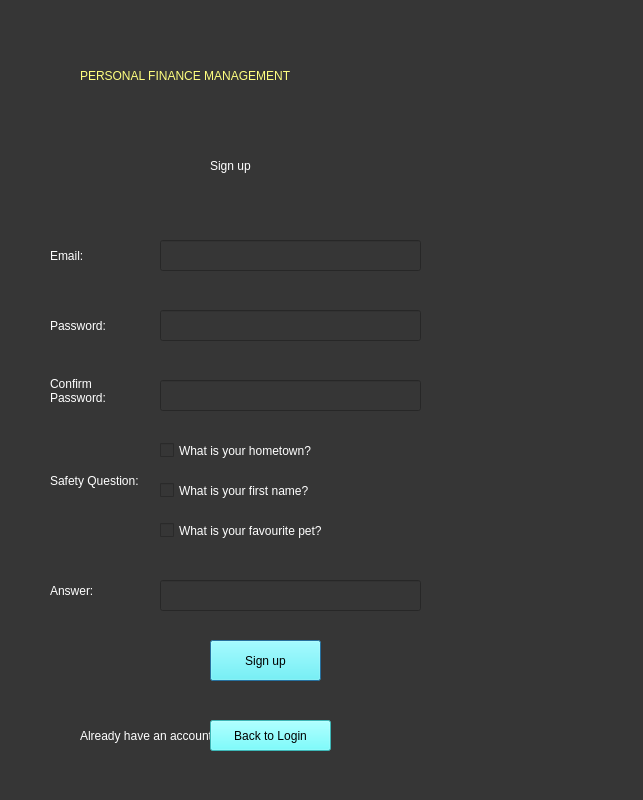
Old version of the form createacc.ui in the repository Personal-Finance-Management/Project.
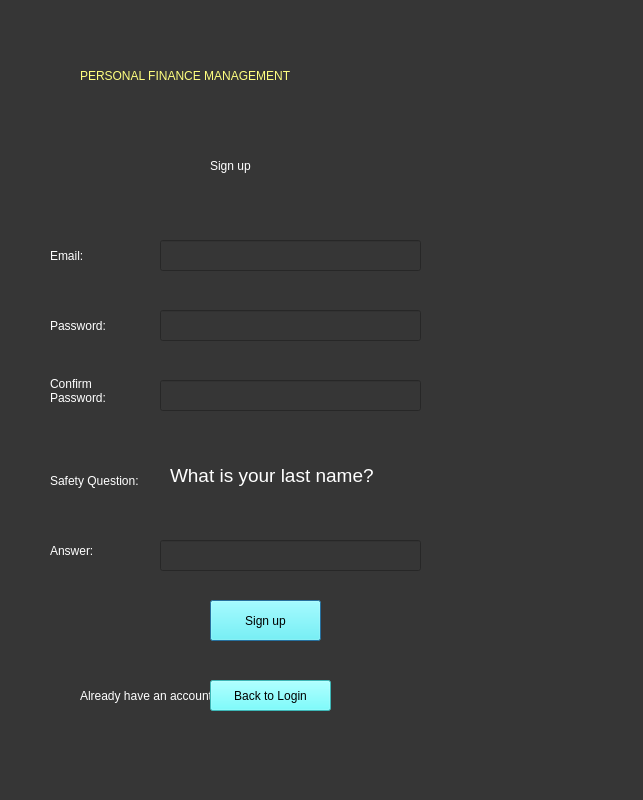
New version of the form.

```diff
--- a/createacc.ui
+++ b/createacc.ui
@@ -103,7 +103,7 @@
    <property name="geometry">
     <rect>
      <x>210</x>
-     <y>640</y>
+     <y>600</y>
      <width>111</width>
      <height>41</height>
     </rect>
@@ -174,7 +174,7 @@
    <property name="geometry">
     <rect>
      <x>80</x>
-     <y>720</y>
+     <y>680</y>
      <width>131</width>
      <height>31</height>
     </rect>
@@ -190,7 +190,7 @@
    <property name="geometry">
     <rect>
      <x>210</x>
-     <y>720</y>
+     <y>680</y>
      <width>121</width>
      <height>31</height>
     </rect>
@@ -223,62 +223,11 @@
     <bool>true</bool>
    </property>
   </widget>
-  <widget class="QCheckBox" name="checkbox">
-   <property name="geometry">
-    <rect>
-     <x>160</x>
-     <y>440</y>
-     <width>261</width>
-     <height>21</height>
-    </rect>
-   </property>
-   <property name="styleSheet">
-    <string notr="true">font: 14pt &quot;MS Shell Dlg 2&quot;;  color: rgb(255, 255, 255)
-</string>
-   </property>
-   <property name="text">
-    <string>What is your hometown?</string>
-   </property>
-  </widget>
-  <widget class="QCheckBox" name="checkbox_2">
-   <property name="geometry">
-    <rect>
-     <x>160</x>
-     <y>480</y>
-     <width>261</width>
-     <height>21</height>
-    </rect>
-   </property>
-   <property name="styleSheet">
-    <string notr="true">font: 14pt &quot;MS Shell Dlg 2&quot;;  color: rgb(255, 255, 255)
-</string>
-   </property>
-   <property name="text">
-    <string>What is your first name?</string>
-   </property>
-  </widget>
-  <widget class="QCheckBox" name="checkbox_3">
-   <property name="geometry">
-    <rect>
-     <x>160</x>
-     <y>520</y>
-     <width>261</width>
-     <height>21</height>
-    </rect>
-   </property>
-   <property name="styleSheet">
-    <string notr="true">font: 14pt &quot;MS Shell Dlg 2&quot;;  color: rgb(255, 255, 255)
-</string>
-   </property>
-   <property name="text">
-    <string>What is your favourite pet?</string>
-   </property>
-  </widget>
   <widget class="QLabel" name="label_8">
    <property name="geometry">
     <rect>
      <x>50</x>
-     <y>560</y>
+     <y>520</y>
      <width>91</width>
      <height>61</height>
     </rect>
@@ -298,7 +247,7 @@
    <property name="geometry">
     <rect>
      <x>160</x>
-     <y>580</y>
+     <y>540</y>
      <width>261</width>
      <height>31</height>
     </rect>
@@ -311,6 +260,19 @@
     <string/>
    </property>
   </widget>
+  <widget class="QLabel" name="label_9">
+   <property name="geometry">
+    <rect>
+     <x>170</x>
+     <y>450</y>
+     <width>211</width>
+     <height>51</height>
+    </rect>
+   </property>
+   <property name="text">
+    <string>&lt;html&gt;&lt;head/&gt;&lt;body&gt;&lt;p&gt;&lt;span style=&quot; font-size:14pt; color:#ffffff;&quot;&gt;What is your last name?&lt;/span&gt;&lt;/p&gt;&lt;/body&gt;&lt;/html&gt;</string>
+   </property>
+  </widget>
  </widget>
  <resources/>
  <connections/>
```
